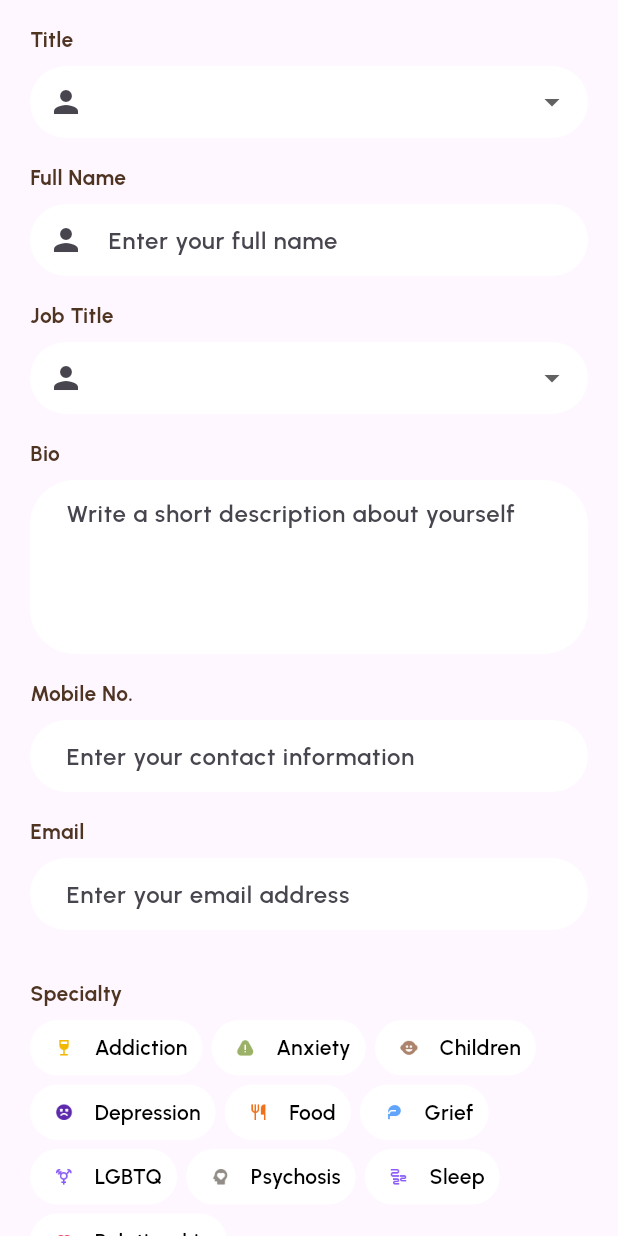
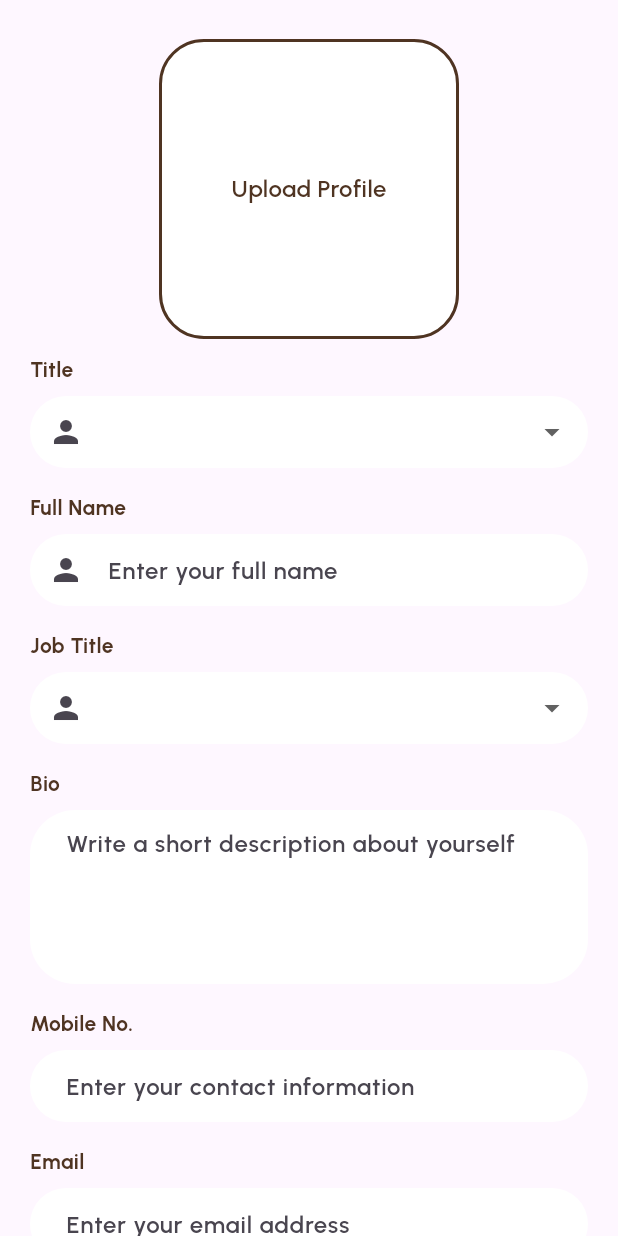
Before and after one commit to me-hapi/Plus-Ultra, a Flutter app: the InformationPage widget shown alone on an empty page, opened directly with empty values, on a phone screen of 412 x 824 dp. Run offline on Flutter 3.47's test engine with Material 3 defaults, Android fonts, the phone set to English and light mode, and no system bars; our stand-ins replace curved_navigation_bar, dio, fl_chart, flutter_image_compress, flutter_map, flutter_riverpod and 12 more; missing offline and left inert: audio_waveforms, dart:ffi, encrypt, ffmpeg_kit_flutter, flutter_reactive_ble, health and 4 more; accounts and stored records are empty; statements that could not run were skipped.

Commit message:
recommender professional

```diff
--- a/lib/core/const/const.dart
+++ b/lib/core/const/const.dart
@@ -5,6 +5,8 @@ import 'package:flutter/material.dart';
 import 'package:supabase_flutter/supabase_flutter.dart';
 
 // String accountType = 'Patient';
+
+bool professional = false;
 
 String testBG = 'bg1';
 
--- a/lib/features/peer_connect/ui/chat_home.dart
+++ b/lib/features/peer_connect/ui/chat_home.dart
@@ -110,7 +110,9 @@ class _ChatHomeState extends State<ChatHome> {
                                     final roomId = user['roomId'];
                                     final id = user['id'];
                                     final lastMessage = user['lastMessage'];
-                                    final messageTime = DateFormat('h:mm a')
+                                    final messageTime =
+
+                                    DateFormat('h:mm a')
                                         .format(DateTime.parse(
                                                 user['lastMessageTime'])
                                             .toLocal());
--- a/lib/features/virtual_consultation/professional/logic/application_logic.dart
+++ b/lib/features/virtual_consultation/professional/logic/application_logic.dart
@@ -1,5 +1,6 @@
 import 'package:flutter/material.dart';
 import 'package:lingap/core/const/const.dart';
+import 'package:lingap/core/const/loading_screen.dart';
 import 'package:lingap/features/virtual_consultation/professional/data/supabase_db.dart';
 import 'package:lingap/features/virtual_consultation/professional/ui/steps/successful_modal.dart';
 
@@ -65,6 +66,7 @@ class ApplicationLogic {
   }
 
   Future<void> submitApplication() async {
+    LoadingScreen.show(context);
     await supabaseDB.uploadLicense(
       userId: uid,
       frontImage: stepData['verification']['frontImage'],
@@ -79,6 +81,7 @@ class ApplicationLogic {
     await supabaseDB.insertAvailabilityDetails(
         uid: uid, stepData: stepData['availability']);
 
+    LoadingScreen.hide(context);
     showDialog(
       context: context,
       barrierDismissible: false, // Prevent closing by tapping outside
--- a/lib/features/virtual_consultation/professional/ui/steps/information_page.dart
+++ b/lib/features/virtual_consultation/professional/ui/steps/information_page.dart
@@ -1,5 +1,8 @@
+import 'dart:io';
+
 import 'package:flutter/material.dart';
 import 'package:lingap/core/const/colors.dart';
+import 'package:lingap/features/virtual_consultation/professional/logic/information_logic.dart';
 
 class InformationPage extends StatefulWidget {
   final Function(Map<String, dynamic>) onDataChanged;
@@ -12,6 +15,7 @@ class InformationPage extends StatefulWidget {
 }
 
 class _InformationPageState extends State<InformationPage> {
+  late InformationLogic _logic;
   String? selectedTitle;
   String? selectedJob;
   final TextEditingController fullNameController = TextEditingController();
@@ -29,6 +33,7 @@ class _InformationPageState extends State<InformationPage> {
 
   void _triggerDataChanged() {
     widget.onDataChanged({
+      'profile': _logic.frontImage,
       'title': selectedTitle,
       'fullName': fullNameController.text,
       'jobTitle': selectedJob,
@@ -68,6 +73,11 @@ class _InformationPageState extends State<InformationPage> {
   @override
   void initState() {
     super.initState();
+    _logic = InformationLogic(onDataChanged: (data) {
+      setState(() {});
+      widget.onDataChanged(data);
+    });
+
     fullNameController.addListener(_triggerDataChanged);
     bioController.addListener(_triggerDataChanged);
     mobileController.addListener(_triggerDataChanged);
@@ -83,6 +93,39 @@ class _InformationPageState extends State<InformationPage> {
     super.dispose();
   }
 
+  Widget _buildImageContainer(File? imageFile) {
+    return GestureDetector(
+      onTap: () async {
+        await _logic.pickImage(context);
+      },
+      child: Container(
+        width: 200,
+        height: 200,
+        margin: const EdgeInsets.symmetric(horizontal: 16, vertical: 10),
+        decoration: BoxDecoration(
+          borderRadius: BorderRadius.circular(30),
+          border: Border.all(color: mindfulBrown['Brown80']!, width: 2),
+          color: Colors.white,
+        ),
+        child: imageFile != null
+            ? ClipRRect(
+                borderRadius: BorderRadius.circular(30),
+                child: Image.file(
+                  imageFile,
+                  fit: BoxFit.cover,
+                ),
+              )
+            : Center(
+                child: Text(
+                  'Upload Profile',
+                  style:
+                      TextStyle(fontSize: 16, color: mindfulBrown['Brown80']),
+                ),
+              ),
+      ),
+    );
+  }
+
   @override
   Widget build(BuildContext context) {
     return Column(
@@ -93,6 +136,9 @@ class _InformationPageState extends State<InformationPage> {
           child: Column(
             crossAxisAlignment: CrossAxisAlignment.start,
             children: [
+              Center(
+                child: _buildImageContainer(_logic.frontImage),
+              ),
               // Title Dropdown
               Text(
                 'Title',
--- a/lib/features/virtual_consultation/professional/ui/steps/successful_modal.dart
+++ b/lib/features/virtual_consultation/professional/ui/steps/successful_modal.dart
@@ -67,7 +67,8 @@ class SuccessfulModal extends StatelessWidget {
                     onPressed: () {
                       context.go('/bottom-nav');
                       Future.microtask(() {
-                        context.push('/profile');
+                        context.push('/profile',
+                            extra: {'bg': bgCons, 'profile': profileConst});
                       });
                     },
                     style: TextButton.styleFrom(
--- a/lib/modules/home/bottom_nav.dart
+++ b/lib/modules/home/bottom_nav.dart
@@ -41,6 +41,7 @@ class _BottomNavState extends State<BottomNav> {
     SharedPreferences prefs = await SharedPreferences.getInstance();
     setState(() {
       _isProfessionalOn = prefs.getBool('isProfessional') ?? false;
+      professional = _isProfessionalOn;
     });
   }
 
@@ -56,7 +57,7 @@ class _BottomNavState extends State<BottomNav> {
       HomePage(),
       hasSession ? ChatHome() : ChatbotLanding(),
       JournalPage(),
-      _isProfessionalOn ? UserPage() : ProfessionalPage(),
+      professional ? ProfessionalPage() : UserPage(),
       PeerConnectPage(),
     ];
   }
--- a/pubspec.yaml
+++ b/pubspec.yaml
@@ -42,6 +42,7 @@ dependencies:
   shimmer: ^3.0.0
   ffmpeg_kit_flutter: ^6.0.3
   dio: ^5.8.0+1
+  geolocator: ^12.0.0
 
 dev_dependencies:
   flutter_test:
```
Also changed, not shown: lib/features/journaling/logic/create_logic.dart (+27 -11 lines), lib/features/journaling/logic/journal_processor.dart (+7 -1 lines), lib/features/journaling/ui/create_journal.dart (+20 -11 lines), lib/features/virtual_consultation/professional/data/supabase_db.dart (+32 -2 lines), lib/features/virtual_consultation/professional/logic/information_logic.dart (added, +94 -0 lines), lib/features/virtual_consultation/user/ui/home_page.dart (+32 -1 lines), lib/features/virtual_consultation/user/ui/professional_card.dart (+20 -17 lines), lib/modules/profile/ui/profile_page.dart (+17 -1 lines), pubspec.lock, 3 other files.
